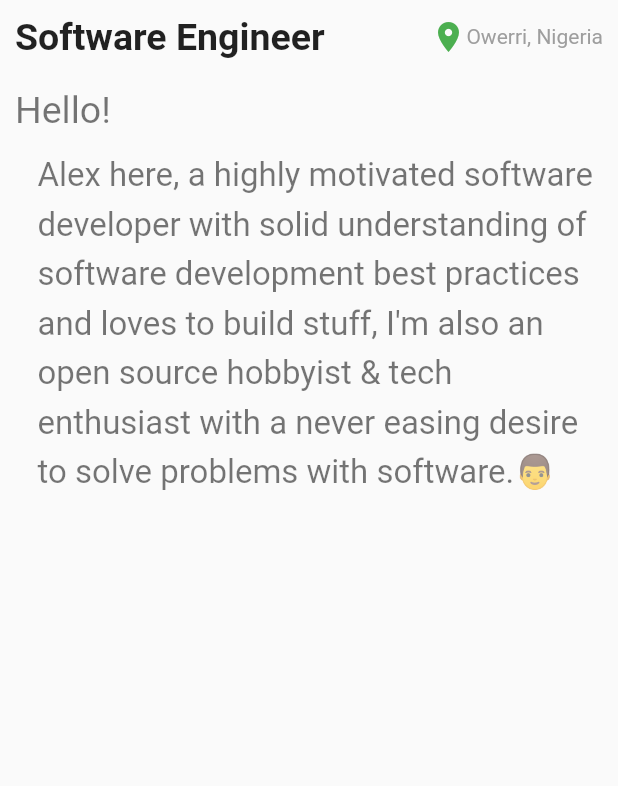
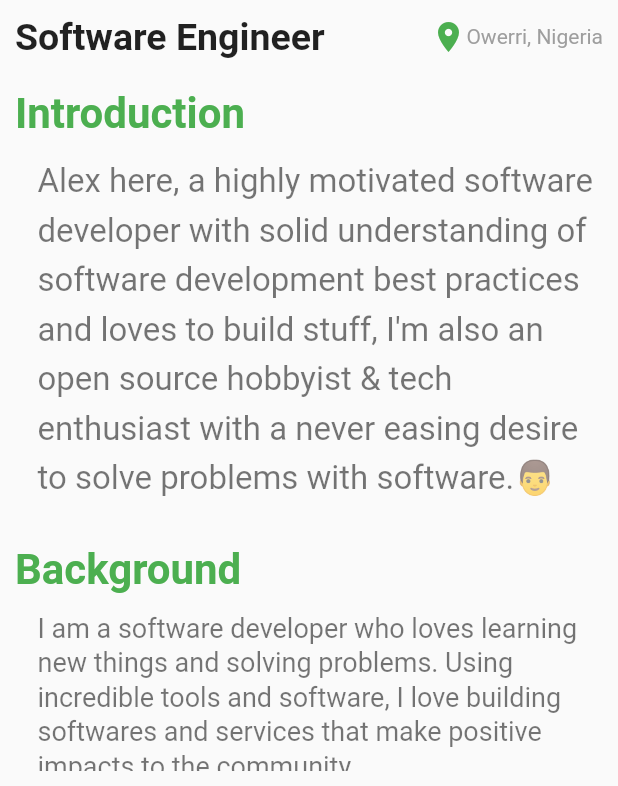
Before and after one commit to wizardoma/flutterportfolio, a Flutter app: the screen it shows after launch, on a phone screen of 412 x 824 dp, the part 450-1236 px from its top. Run offline on Flutter 3.47's test engine with Material 2 defaults, Android fonts, the phone set to English and light mode, and no system bars.

Commit message:
Add backgroundSection

```diff
--- a/lib/main.dart
+++ b/lib/main.dart
@@ -1,3 +1,5 @@
+import 'dart:collection';
+
 import 'package:flutter/material.dart';
 
 void main() {
@@ -15,13 +17,17 @@ class _MyAppState extends State<MyApp> {
   String description =
       "Alex here, a highly motivated software developer with solid understanding of software development best practices and loves to build stuff, I'm also an open source hobbyist & tech enthusiast with a never easing desire to solve problems with software.👨‍";
 
+  String background = """I am a software developer who loves learning new things and solving problems. Using incredible tools and software, I love building softwares and services that make positive impacts to the community
+  I am an active member of various developers communities, where I focus on making impacts and sharing my experiences whilst learning.
+  Being a full-stack engineer, my goal is to always build applications that are scalable and efficient under the hood while providing engaging, adaptive, simple and efficient user experiences. On the other hand, community gives me a platform to share complementary ideas with my peers and accelerate the process of crafting better solutions without being distracted by the buzz, glitz and opportunities that seem to exist.
+  When I'm not in front of a computer screen, I'm probably reading a technical or self-help book, surfing the net for tech news and updates, hanging out or giving free therapy to a friend.""";
   @override
   Widget build(BuildContext context) {
     return MaterialApp(
       title: "Ibekason Alexander",
       debugShowCheckedModeBanner: false,
       theme: isDarkMode
-          ? ThemeData.dark()
+          ? ThemeData.dark().copyWith(primaryColor: Colors.green)
           : ThemeData.light().copyWith(primaryColor: Colors.green),
       home: SafeArea(
         child: Scaffold(
@@ -68,10 +74,13 @@ class _MyAppState extends State<MyApp> {
             },
             body: Container(
               padding: EdgeInsets.all(10),
-              child: Column(
-                crossAxisAlignment: CrossAxisAlignment.start,
+              child: ListView(
+                shrinkWrap: true,
+
                 children: [
                   introductionSection(),
+                  backgroundSection(),
+
                 ],
               ),
             ),
@@ -134,19 +143,40 @@ class _MyAppState extends State<MyApp> {
     var container = Container(
       child: Text(
         description,
-        style: TextStyle(
-            height: 1.5,
-            color: !isDarkMode ? Colors.black54 : Colors.white,
-            fontSize: 22,
-            fontWeight: FontWeight.w400),
+        style: textStyle(
+          isDarkMode: isDarkMode,
+          fontSize: 22,
+          height: 1.5
+        )
       ),
     );
 
     return SectionWrapper(
-      title: "Hello!",
+      title: "Introduction",
       content: container,
       isDarkMode: isDarkMode,
     );
+  }
+
+  Widget backgroundSection() {
+    var container = Container(
+      child: Text(background, style: textStyle(
+        height: 1.3,
+        isDarkMode: isDarkMode,
+        fontSize: 18
+
+      ),),
+    );
+    return SectionWrapper(title: "Background", content: container,);
+  }
+
+
+  TextStyle textStyle({bool isDarkMode, double fontSize, double height}){
+    return TextStyle(
+        height: height,
+        color: !isDarkMode ? Colors.black54 : Colors.white,
+        fontSize: fontSize,
+        fontWeight: FontWeight.w400);
   }
 }
 
@@ -160,7 +190,6 @@ class SectionWrapper extends StatelessWidget {
 
   @override
   Widget build(BuildContext context) {
-    // TODO: implement build
     return Column(
       crossAxisAlignment: CrossAxisAlignment.start,
       children: [
@@ -168,16 +197,18 @@ class SectionWrapper extends StatelessWidget {
           child: Text(
             title,
             style: TextStyle(
-                color: !isDarkMode ? Colors.black54 : Colors.white,
-                fontSize: 25,
-                fontWeight: FontWeight.w400),
+                color: Theme.of(context).primaryColor,
+                fontSize: 28,
+                fontWeight: FontWeight.bold),
           ),
         ),
         SizedBox(
           height: 10,
         ),
         Container(padding: EdgeInsets.only(left: 15), child: content),
+      SizedBox(height: 30,),
       ],
     );
   }
+
 }
```
